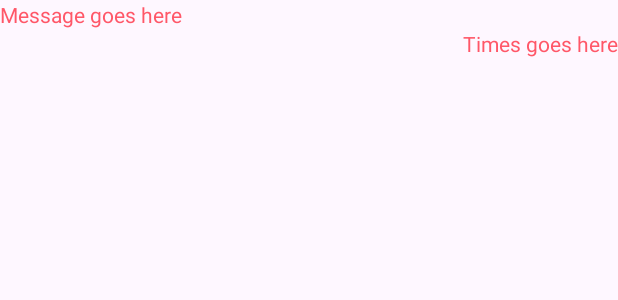
After one commit to andresporrasdev/AndresAndroid, an Android app: the layout sent_message.xml on its own in the app's theme, with its tools: preview values and no code run, on a phone screen of 412 x 824 dp. The commit adds this screen. Shown: the top 300 px of the screen. Run offline under Robolectric (Android 15) with nearby library versions, the phone set to English and light mode, and no system bars.

Commit message:
No errors but not working

```diff
--- a/app/build.gradle.kts
+++ b/app/build.gradle.kts
@@ -38,7 +38,7 @@ dependencies {
     implementation("androidx.appcompat:appcompat:1.6.1")
     implementation("com.google.android.material:material:1.11.0")
     implementation("androidx.constraintlayout:constraintlayout:2.1.4")
-    implementation ("androidx.recyclerview:recyclerview:1.3.2")
+    implementation("androidx.recyclerview:recyclerview:1.3.2")
     implementation("androidx.activity:activity:1.8.0")
     testImplementation("junit:junit:4.13.2")
     androidTestImplementation("androidx.test.ext:junit:1.1.5")
--- /dev/null
+++ b/app/src/main/res/layout/sent_message.xml
@@ -0,0 +1,24 @@
+<?xml version="1.0" encoding="utf-8"?>
+<androidx.constraintlayout.widget.ConstraintLayout xmlns:android="http://schemas.android.com/apk/res/android"
+    xmlns:app="http://schemas.android.com/apk/res-auto"
+    xmlns:tools="http://schemas.android.com/tools"
+    android:layout_width="match_parent"
+    android:layout_height="match_parent">
+
+    <TextView
+        android:id="@+id/message"
+        android:layout_width="wrap_content"
+        android:layout_height="wrap_content"
+        android:text="Message goes here"
+        app:layout_constraintStart_toStartOf="parent"
+        app:layout_constraintTop_toTopOf="parent" />
+
+    <TextView
+        android:id="@+id/time"
+        android:layout_width="wrap_content"
+        android:layout_height="wrap_content"
+        android:text="Times goes here"
+        app:layout_constraintEnd_toEndOf="parent"
+        app:layout_constraintTop_toBottomOf="@+id/message" />
+
+</androidx.constraintlayout.widget.ConstraintLayout>
```
Also changed, not shown: app/src/main/java/algonquin/cst2335/porr0016/ChatRoom.java (+39 -5 lines), app/src/main/res/layout/activity_chat_room.xml (+30 -1 lines).
